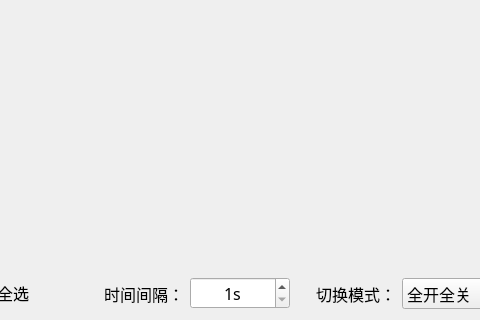
Old version of the form IDC_TestSystem/ZPDU/z_setting/z_setswcycle/zset_swcyclewid.ui in the repository ChinaClever/IDC_TestSystem; both pictures show x 243 to 723 and y 398 to 718 of the 1424 by 718 pixel window.
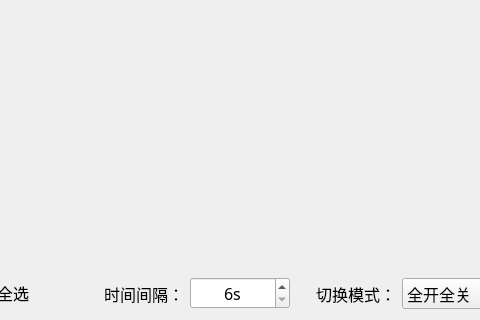
New version of the form.

What changed in the file:
```diff
--- a/IDC_TestSystem/ZPDU/z_setting/z_setswcycle/zset_swcyclewid.ui
+++ b/IDC_TestSystem/ZPDU/z_setting/z_setswcycle/zset_swcyclewid.ui
@@ -357,16 +357,16 @@
          <string>s</string>
         </property>
         <property name="minimum">
-         <number>1</number>
+         <number>6</number>
         </property>
         <property name="maximum">
-         <number>10</number>
+         <number>12</number>
         </property>
         <property name="singleStep">
          <number>1</number>
         </property>
         <property name="value">
-         <number>1</number>
+         <number>6</number>
         </property>
        </widget>
       </item>
```
